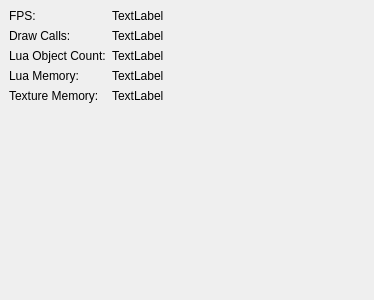
The window that editor/layout/statsdock.ui (Vavius/moai-ide) describes before a commit, drawn with Qt 5.
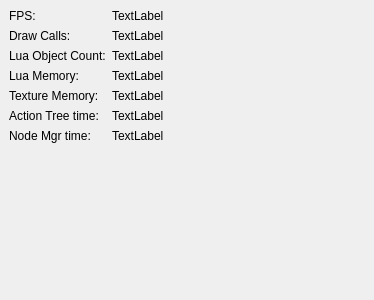
The same window after the commit.

Commit message: nodeMgr and ActionTree performance times

The edit to the form file:
```diff
--- a/editor/layout/statsdock.ui
+++ b/editor/layout/statsdock.ui
@@ -88,6 +88,34 @@
       </property>
      </widget>
     </item>
+    <item row="5" column="0">
+     <widget class="QLabel" name="lblActionTree">
+      <property name="text">
+       <string>Action Tree time:</string>
+      </property>
+     </widget>
+    </item>
+    <item row="6" column="0">
+     <widget class="QLabel" name="lblNodeMgr">
+      <property name="text">
+       <string>Node Mgr time:</string>
+      </property>
+     </widget>
+    </item>
+    <item row="5" column="1">
+     <widget class="QLabel" name="valueActionTree">
+      <property name="text">
+       <string>TextLabel</string>
+      </property>
+     </widget>
+    </item>
+    <item row="6" column="1">
+     <widget class="QLabel" name="valueNodeMgr">
+      <property name="text">
+       <string>TextLabel</string>
+      </property>
+     </widget>
+    </item>
    </layout>
   </widget>
  </widget>
```
The commit also changes 11 other files.
